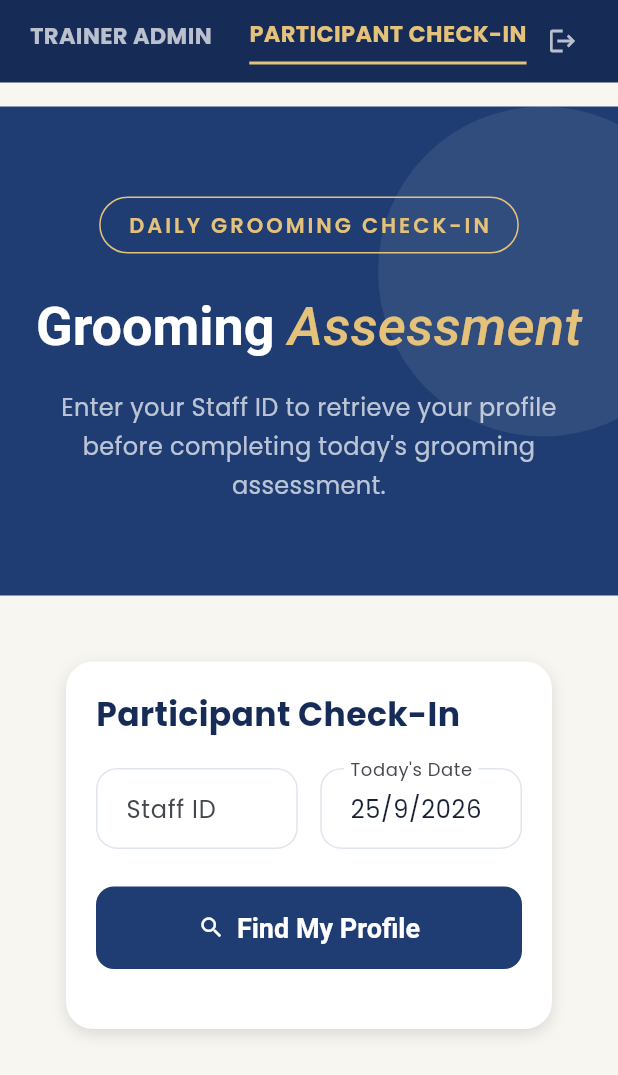
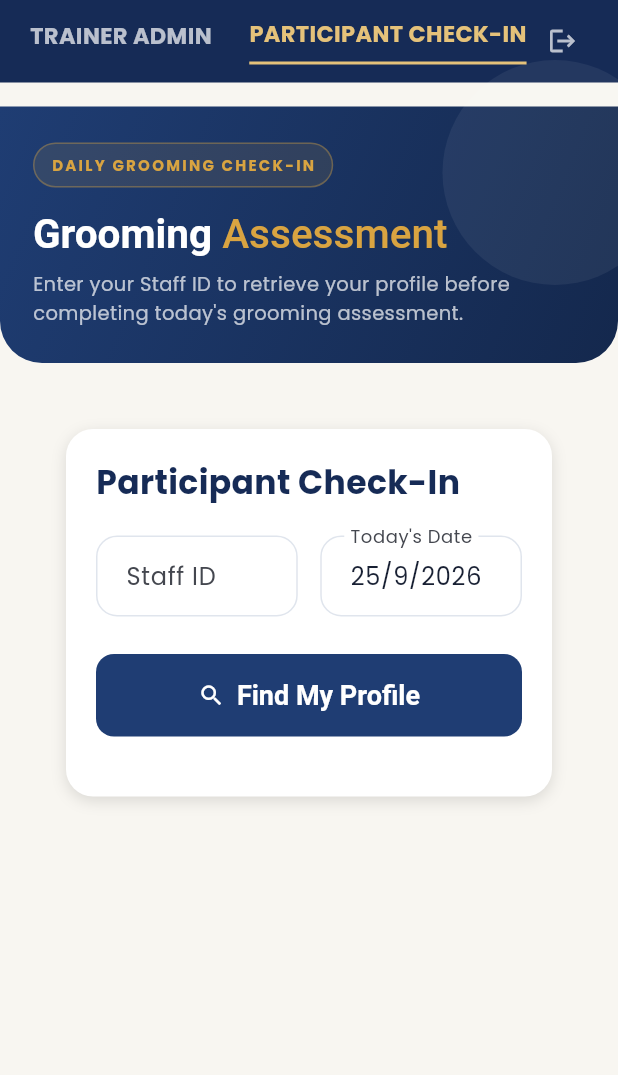
Before and after one commit to ivylinggg/tib_grooming_app, a Flutter app: the CheckInScreen screen opened directly, on a phone screen of 412 x 824 dp. Shown: the top 1075 px of the screen. Run offline on Flutter 3.47's test engine with Material 3 defaults, Android fonts, the phone set to English and light mode, and no system bars; our stand-ins replace camera, cloud_firestore, file_picker, firebase_auth, firebase_core, fl_chart and 7 more; missing offline and left inert: dart:html, dart:ui_web, google_mlkit_face_detection; accounts and stored records are empty.

Commit message:
Refine shared UI components

```diff
--- a/lib/widgets/hero_banner.dart
+++ b/lib/widgets/hero_banner.dart
@@ -1,4 +1,5 @@
 import 'package:flutter/material.dart';
+import '../core/theme/app_theme.dart';
 
 class HeroBanner extends StatelessWidget {
   final String badge;
@@ -18,89 +19,88 @@ class HeroBanner extends StatelessWidget {
   Widget build(BuildContext context) {
     return Container(
       width: double.infinity,
-      padding: const EdgeInsets.symmetric(vertical: 60, horizontal: 20),
-      decoration: const BoxDecoration(color: Color(0xFF1F3D73)),
+      padding: const EdgeInsets.fromLTRB(22, 24, 22, 24),
+      decoration: BoxDecoration(
+        gradient: const LinearGradient(
+          colors: [AppTheme.primary, AppTheme.primaryDark],
+          begin: Alignment.topLeft,
+          end: Alignment.bottomRight,
+        ),
+        borderRadius: const BorderRadius.only(
+          bottomLeft: Radius.circular(28),
+          bottomRight: Radius.circular(28),
+        ),
+      ),
       child: Stack(
         clipBehavior: Clip.none,
         children: [
-          // Background Circle
           Positioned(
-            top: -60,
-            right: -80,
+            top: -55,
+            right: -55,
             child: Container(
-              width: 220,
-              height: 220,
+              width: 150,
+              height: 150,
               decoration: BoxDecoration(
-                color: Colors.white.withValues(alpha: 0.08),
+                color: Colors.white.withValues(alpha: 0.06),
                 shape: BoxShape.circle,
               ),
             ),
           ),
-
           Column(
-            mainAxisSize: MainAxisSize.min,
+            crossAxisAlignment: CrossAxisAlignment.start,
             children: [
-              // Badge
               Container(
-                padding: const EdgeInsets.symmetric(
-                  horizontal: 18,
-                  vertical: 8,
-                ),
+                padding:
+                    const EdgeInsets.symmetric(horizontal: 11, vertical: 7),
                 decoration: BoxDecoration(
-                  borderRadius: BorderRadius.circular(30),
-                  border: Border.all(color: const Color(0xFFE5C27A)),
+                  color: AppTheme.accent.withValues(alpha: 0.12),
+                  borderRadius: BorderRadius.circular(20),
+                  border: Border.all(
+                    color: AppTheme.accent.withValues(alpha: 0.35),
+                  ),
                 ),
                 child: Text(
                   badge.toUpperCase(),
                   style: const TextStyle(
-                    color: Color(0xFFE5C27A),
-                    fontSize: 14,
-                    letterSpacing: 2,
-                    fontWeight: FontWeight.w600,
+                    color: AppTheme.accent,
+                    fontSize: 10,
+                    fontWeight: FontWeight.w700,
+                    letterSpacing: 1.5,
                   ),
                 ),
               ),
-
-              const SizedBox(height: 28),
-
-              // Title
+              const SizedBox(height: 14),
               RichText(
-                textAlign: TextAlign.center,
                 text: TextSpan(
-                  style: const TextStyle(
-                    fontSize: 36,
-                    fontWeight: FontWeight.bold,
-                  ),
                   children: [
                     TextSpan(
-                      text: "$title ",
-                      style: const TextStyle(color: Colors.white),
+                      text: '$title ',
+                      style: const TextStyle(
+                        color: Colors.white,
+                        fontSize: 27,
+                        fontWeight: FontWeight.w700,
+                        height: 1.2,
+                      ),
                     ),
                     TextSpan(
                       text: highlight,
                       style: const TextStyle(
-                        color: Color(0xFFE5C27A),
-                        fontStyle: FontStyle.italic,
+                        color: AppTheme.accent,
+                        fontSize: 27,
                         fontWeight: FontWeight.w500,
+                        height: 1.2,
                       ),
                     ),
                   ],
                 ),
               ),
-
-              const SizedBox(height: 20),
-
-              // Description
-              ConstrainedBox(
-                constraints: const BoxConstraints(maxWidth: 650),
-                child: Text(
-                  description,
-                  textAlign: TextAlign.center,
-                  style: const TextStyle(
-                    color: Colors.white70,
-                    fontSize: 16,
-                    height: 1.6,
-                  ),
+              const SizedBox(height: 9),
+              Text(
+                description,
+                style: const TextStyle(
+                  color: Colors.white70,
+                  fontSize: 13,
+                  height: 1.5,
                 ),
               ),
             ],
```
